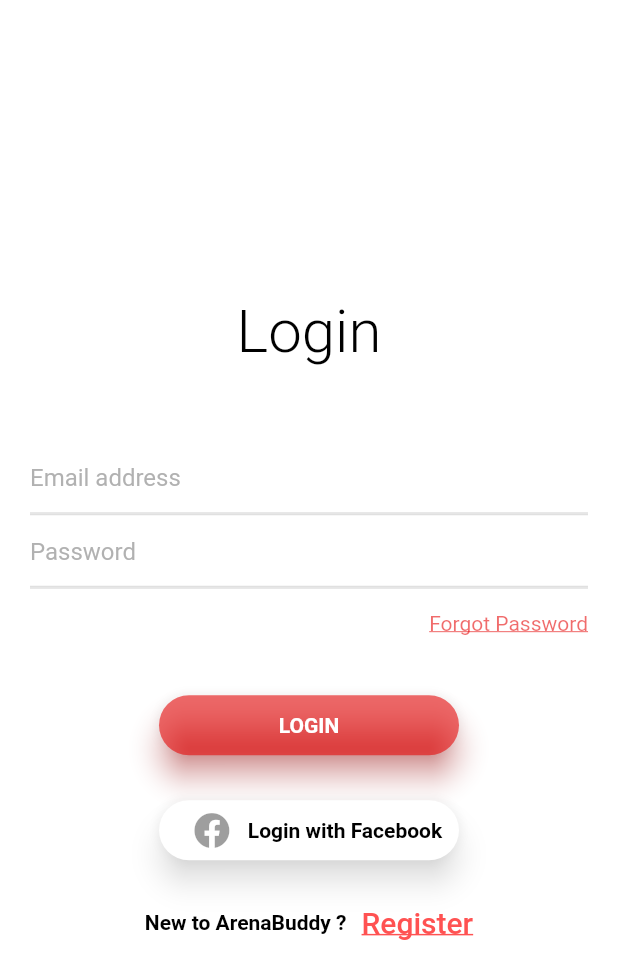
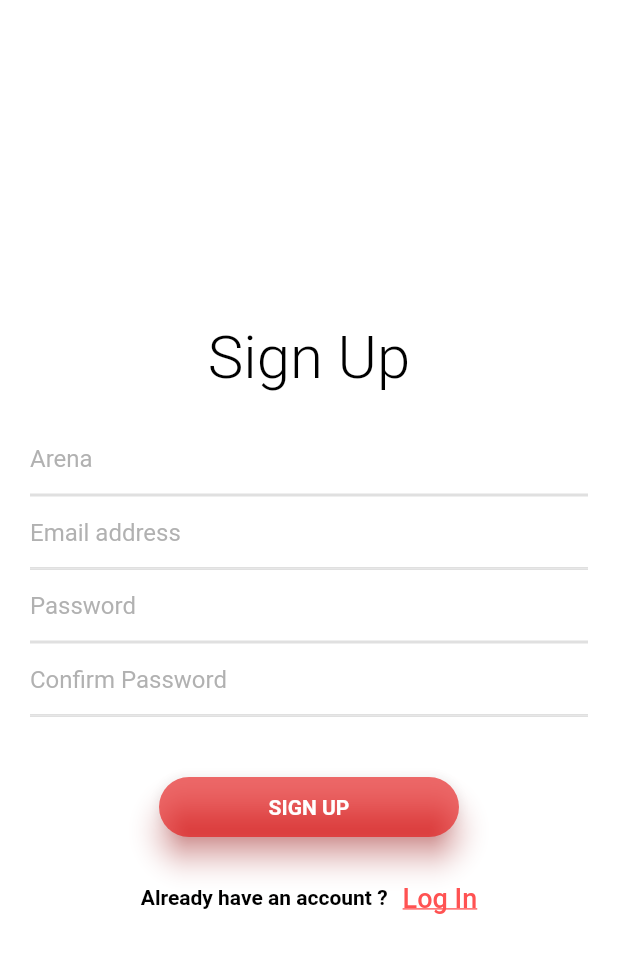
Before and after one commit to MOKSHA22/Login-App-with-Splash-Screen, a Flutter app: the LoginPage screen opened directly, after a tap on "Register", on a phone screen of 412 x 824 dp. Shown: the top 979 px of the screen. Run offline on Flutter 3.47's test engine with Material 2 defaults, Android fonts, the phone set to English and light mode, and no system bars; our stand-ins replace font_awesome_flutter, page_transition, simple_animations; Roboto replaces fonts that are missing (Open_sans).

Commit message:
Registration

```diff
--- a/lib/login_and_registration/login_page.dart
+++ b/lib/login_and_registration/login_page.dart
@@ -2,17 +2,21 @@ import 'package:flutter/cupertino.dart';
 import 'package:flutter/material.dart';
 import 'package:font_awesome_flutter/font_awesome_flutter.dart';
 import 'package:loginwithsplashscreen/Animations/fadeAnimation.dart';
+import 'package:loginwithsplashscreen/login_and_registration/registration.dart';
 
 class LoginPage extends StatefulWidget {
 
   @override
   State<StatefulWidget> createState() => _LoginPageState();
+
 }
 
 class _LoginPageState extends State<LoginPage> {
   @override
   Widget build(BuildContext context) {
+
     return Scaffold(
+
       resizeToAvoidBottomPadding: false,
       //resizeToAvoidBottomInset : false,
       backgroundColor: Colors.white,
@@ -242,7 +246,12 @@ class _LoginPageState extends State<LoginPage> {
                 width: 10.0,
               ),
               InkWell(
-                onTap: (){},
+
+                onTap: (){
+                  Navigator.push(context, MaterialPageRoute(builder: (context){
+                  return Registration();
+                }
+                ));},
                 child: Text(
                   'Register',
                       style: TextStyle(
@@ -250,7 +259,7 @@ class _LoginPageState extends State<LoginPage> {
                           fontFamily: 'Open_sans',
                           fontWeight: FontWeight.w500,
                           decoration: TextDecoration.underline,
-                          fontSize: 20
+                          fontSize: 18
                       )
                 ),
               )
--- /dev/null
+++ b/lib/login_and_registration/registration.dart
@@ -0,0 +1,220 @@
+import 'package:flutter/cupertino.dart';
+import 'package:flutter/material.dart';
+import 'package:loginwithsplashscreen/Animations/fadeAnimation.dart';
+import 'package:loginwithsplashscreen/login_and_registration/login_page.dart';
+
+class Registration extends StatefulWidget {
+
+  @override
+  State<StatefulWidget> createState() => _RegistrationState();
+}
+
+class _RegistrationState extends State<Registration> {
+  @override
+  Widget build(BuildContext context) {
+    return Scaffold(
+      resizeToAvoidBottomPadding: false,
+      //resizeToAvoidBottomInset : false,
+      backgroundColor: Colors.white,
+      body: Column(
+        crossAxisAlignment: CrossAxisAlignment.center,
+        mainAxisAlignment: MainAxisAlignment.center,
+        children: <Widget>[
+          // Padding(padding: EdgeInsets.only(left: 10.0)),
+          FadeAnimation(1.2, Text("Sign Up",
+            textAlign: TextAlign.center,
+            style: TextStyle(color: Colors.black,
+              fontFamily: 'Open_sans',
+              fontSize: 40,
+              fontWeight: FontWeight.w300,
+              //frontStyle: FontStyle.normal,
+            ),
+          ),
+          ),
+          FadeAnimation(1.5, Container(
+            padding: EdgeInsets.all(20),
+            decoration: BoxDecoration(
+                borderRadius: BorderRadius.circular(10),
+                color: Colors.white
+            ),
+            child: Column(
+              children: <Widget>[
+                Container(
+                  decoration: BoxDecoration(
+                    border: Border(bottom: BorderSide(color: Colors.grey[300])),
+                  ),
+                  child: TextField(
+                    // decoration: new InputDecoration(labelText: 'Email'),
+                    keyboardType: TextInputType.text,
+                    textInputAction: TextInputAction.next,
+                    decoration: InputDecoration(
+                      border: InputBorder.none,
+                      //labelText: 'Email',
+                      hintStyle: TextStyle(color: Colors.grey.withOpacity(.8)),
+                      hintText: "Arena",
+                      enabledBorder: UnderlineInputBorder(
+                        borderSide: BorderSide(
+                            color: Colors.grey[300]
+                        ),
+                      ),
+                      focusedBorder: UnderlineInputBorder(
+                        borderSide: BorderSide(
+                            color: Colors.deepOrange
+                        ),
+                      ),
+                    ),
+                  ),
+                ),
+                Container(
+                  decoration: BoxDecoration(
+                    border: Border(bottom: BorderSide(color: Colors.grey[300])),
+
+                  ),
+                  child: TextField(
+                    // decoration: new InputDecoration(labelText: 'Email'),
+                    keyboardType: TextInputType.emailAddress,
+                    textInputAction: TextInputAction.next,
+                    decoration: InputDecoration(
+                      border: InputBorder.none,
+                      //labelText: 'Email',
+                      hintStyle: TextStyle(color: Colors.grey.withOpacity(.8)),
+                      hintText: "Email address",
+                      enabledBorder: UnderlineInputBorder(
+                        borderSide: BorderSide(
+                            color: Colors.grey[300]
+                        ),
+                      ),
+                      focusedBorder: UnderlineInputBorder(
+                        borderSide: BorderSide(
+                            color: Colors.deepOrange
+                        ),
+                      ),
+                    ),
+                  ),
+                ),
+                Container(
+                  decoration: BoxDecoration(
+                      border: Border(bottom: BorderSide(color: Colors
+                          .grey[300]))
+                  ),
+                  child: TextField(
+                    obscureText: true,
+                    textInputAction: TextInputAction.done,
+                    decoration: InputDecoration(
+                      border: InputBorder.none,
+                      hintStyle: TextStyle(color: Colors.grey.withOpacity(
+                          .8)),
+                      hintText: "Password",
+                      enabledBorder: UnderlineInputBorder(
+                        borderSide: BorderSide(
+                            color: Colors.grey[300]
+                        ),
+                      ),
+                      focusedBorder: UnderlineInputBorder(
+                        borderSide: BorderSide(
+                            color: Colors.deepOrange
+                        ),
+                      ),
+                    ),
+                  ),
+                ),
+                Container(
+                  decoration: BoxDecoration(
+                      border: Border(bottom: BorderSide(color: Colors
+                          .grey[300]))
+                  ),
+                  child: TextField(
+                    obscureText: true,
+                    textInputAction: TextInputAction.done,
+                    decoration: InputDecoration(
+                      border: InputBorder.none,
+                      hintStyle: TextStyle(color: Colors.grey.withOpacity(
+                          .8)),
+                      hintText: "Confirm Password",
+                      enabledBorder: UnderlineInputBorder(
+                        borderSide: BorderSide(
+                            color: Colors.grey[300]
+                        ),
+                      ),
+                      focusedBorder: UnderlineInputBorder(
+                        borderSide: BorderSide(
+                            color: Colors.deepOrange
+                        ),
+                      ),
+                    ),
+                  ),
+                ),
+              ],
+            ),
+          ),
+          ),
+//            SizedBox(
+//              height: 4.0,),
+          SizedBox(height: 20,),
+          FadeAnimation(1.8, Center(
+            child: Container(
+              width: 200,
+              height: 40.0,
+              child: Material(
+                borderRadius: BorderRadius.circular(20.0),
+                shadowColor: Colors.redAccent,
+                color: Color.fromRGBO(230, 10, 10, 0.6),
+                elevation: 8.0,
+                child: GestureDetector(
+                  onTap: () {},
+                  child: Center(
+                    child: Text(
+                      'SIGN UP',
+                      style: TextStyle(
+                          color: Colors.white,
+                          fontWeight: FontWeight.bold,
+                          fontFamily: 'Open_sans'
+                      ),
+                    ),
+                  ),
+                ),
+              ),
+            ),
+          ),
+          ),
+          SizedBox(height: 30),
+          FadeAnimation(2.0, Row(
+            mainAxisAlignment: MainAxisAlignment.center,
+            children: <Widget>[
+              Text(
+                'Already have an account ?',
+                style: TextStyle(
+                    fontFamily: 'Open_sans',
+                    fontWeight: FontWeight.bold,
+                    color: Colors.black
+                ),
+              ),
+              SizedBox(
+                width: 10.0,
+              ),
+              InkWell(
+
+                onTap: (){
+                  Navigator.pop(context, MaterialPageRoute(builder: (context){
+                    return LoginPage();
+                  }
+                  ));},
+                child: Text(
+                    'Log In',
+                    style: TextStyle(
+                        color: Colors.redAccent,
+                        fontFamily: 'Open_sans',
+                        fontWeight: FontWeight.w500,
+                        decoration: TextDecoration.underline,
+                        fontSize: 18
+                    )
+                ),
+              )
+            ],
+          )
+          ),
+          ],
+          ),
+    );
+  }
+}
--- a/lib/main.dart
+++ b/lib/main.dart
@@ -1,4 +1,5 @@
 import 'package:flutter/material.dart';
+import 'package:loginwithsplashscreen/login_and_registration/registration.dart';
 import 'package:page_transition/page_transition.dart';
 import 'package:loginwithsplashscreen/Animations/fadeAnimation.dart';
 import 'package:loginwithsplashscreen/login_and_registration/login_page.dart';
@@ -111,6 +112,9 @@ class _SplashScreenState extends State<SplashScreen> with TickerProviderStateMix
     final double width = MediaQuery.of(context).size.width;
     return  Scaffold(
       resizeToAvoidBottomPadding: false,
+//      routes: <String, WidgetBuilder>{
+//        '/registration': (BuildContext context)
+//      },
       body: Stack(
           fit: StackFit.expand,
           children: <Widget>[
--- a/pubspec.yaml
+++ b/pubspec.yaml
@@ -21,7 +21,7 @@ dependencies:
     sdk: flutter
   simple_animations : 1.3.9
   page_transition: 1.1.4
-  font_awesome_flutter: 8.7.0
+  font_awesome_flutter: 8.7.0 #icons
 
   # The following adds the Cupertino Icons font to your application.
   # Use with the CupertinoIcons class for iOS style icons.
```
